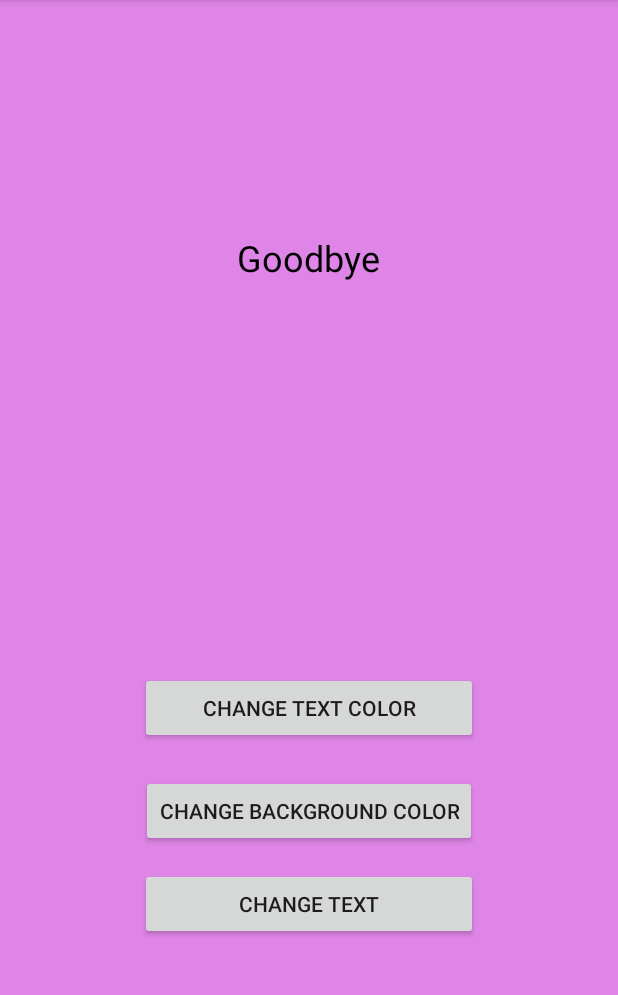
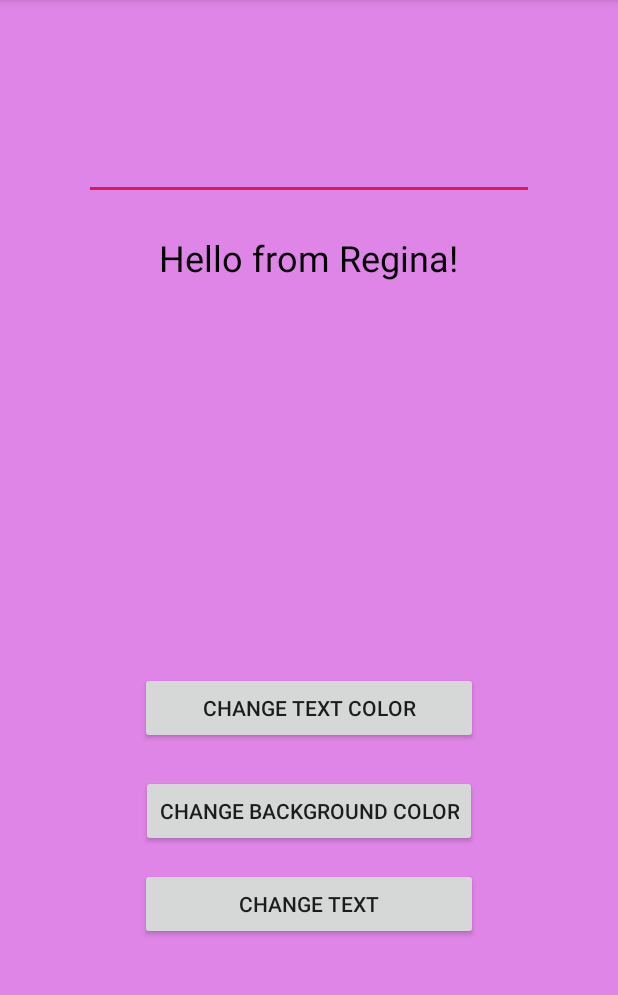
Before and after one commit to Regina-Bass/Prework, an Android app: the screen it shows after launch (MainActivity), after a tap on "CHANGE TEXT", on a phone screen of 412 x 824 dp, the part 84-1079 px from its top. Run offline under Robolectric (Android 15) with nearby library versions, the phone set to English and light mode, and no system bars; 2 other taps on this screen came first.

Commit message:
Completed all optional user stories

```diff
--- a/app/src/main/java/com/example/prework/MainActivity.java
+++ b/app/src/main/java/com/example/prework/MainActivity.java
@@ -3,8 +3,10 @@ package com.example.prework;
 import androidx.appcompat.app.AppCompatActivity;
 
 import android.os.Bundle;
+import android.text.TextUtils;
 import android.util.Log;
 import android.view.View;
+import android.widget.EditText;
 import android.widget.TextView;
 
 public class MainActivity extends AppCompatActivity {
@@ -29,21 +31,40 @@ public class MainActivity extends AppCompatActivity {
                         getResources().getColor(R.color.lightPurple));
             }
         });
-        findViewById(R.id.button3).setOnClickListener(new View.OnClickListener() {
+        /*findViewById(R.id.button3).setOnClickListener(new View.OnClickListener() {
             @Override
             public void onClick(View v) {
                 ((TextView) findViewById(R.id.textView)).setText("Goodbye");
             }
-        });
+        });*/
         findViewById(R.id.rootView).setOnClickListener(new View.OnClickListener() {
             @Override
             public void onClick(View v) {
-                ((TextView) findViewById(R.id.textView)).setText("Hello from Regina");
+                ((TextView) findViewById(R.id.textView)).setText("Hello from Regina!");
                 findViewById(R.id.rootView).setBackgroundColor(
                         getResources().getColor(R.color.colorAccent));
                 ((TextView) findViewById(R.id.textView)).setTextColor(
                         getResources().getColor(R.color.white));
             }
         });
+        findViewById(R.id.button3).setOnClickListener(new View.OnClickListener() {
+            @Override
+            public void onClick(View v) {
+
+                //grab user input
+                String newText = ((EditText) findViewById(R.id.editText)).getText().toString();
+
+                //display on set text @textView only if user input exists
+                if(TextUtils.isEmpty(newText)){
+                    ((TextView) findViewById(R.id.textView)).setText("Hello from Regina!");
+                }
+                else {
+                    ((TextView) findViewById(R.id.textView)).setText(newText);
+                }
+
+                ((EditText) findViewById(R.id.editText)).setText("");
+            }
+        });
+
     }
 }
--- a/app/src/main/res/layout/activity_main.xml
+++ b/app/src/main/res/layout/activity_main.xml
@@ -8,6 +8,14 @@
     android:layout_height="match_parent"
     tools:context=".MainActivity">
 
+
+    <EditText
+        android:layout_width="300sp"
+        android:layout_height="100sp"
+        android:layout_alignParentTop="true"
+        android:layout_centerHorizontal="true"
+        android:layout_marginTop="33dp"
+        android:id="@+id/editText"/>
 
     <TextView
         android:id="@+id/textView"
```
